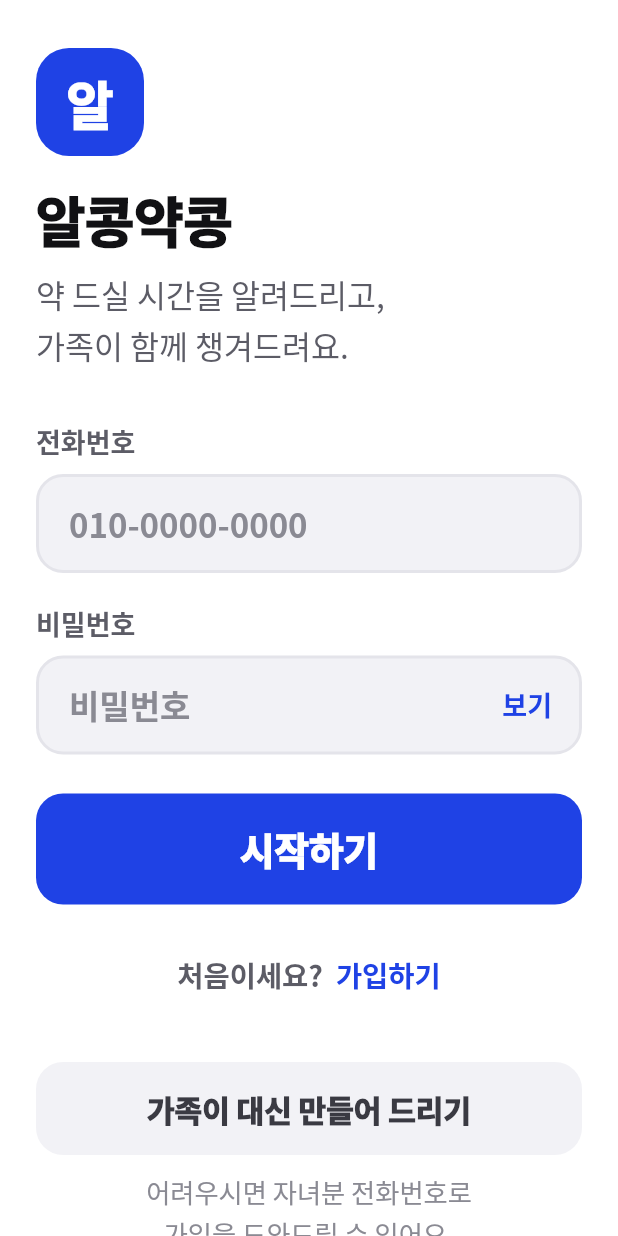
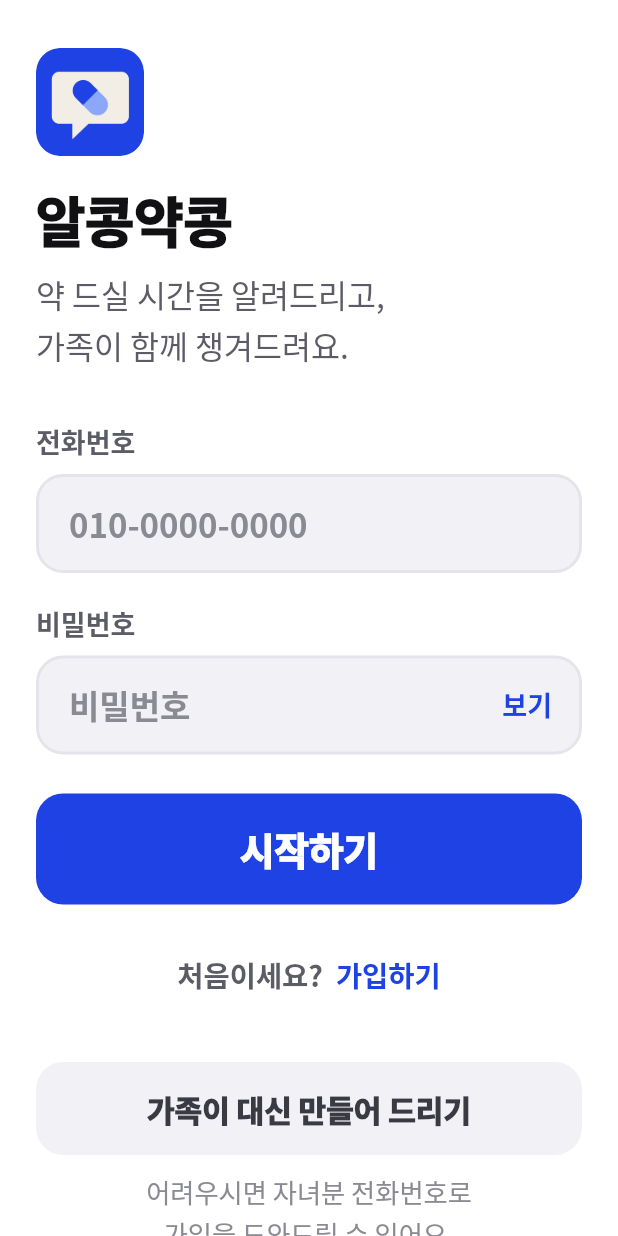
Before and after one commit to bong-bong00/alkong_yakong, a Flutter app: the screen it shows after launch, on a phone screen of 412 x 824 dp. Run offline on Flutter 3.47's test engine with Material 3 defaults, Android fonts, the phone set to English and light mode, and no system bars; our stand-ins replace dio, fl_chart, flutter_riverpod, go_router, image_picker, permission_handler and 1 more; missing offline and left inert: polar; Roboto replaces fonts that are missing (Noto Sans KR).

Commit message:
앱 아이콘 적용 — 말풍선 안의 알약
시안을 좌표로 옮겨 1024x1024로 그린 뒤 flutter_launcher_icons로
안드로이드·iOS·웹 아이콘을 생성했다. 웹 manifest의 테마색도
포인트 파랑(#1F42E5)으로 맞췄다.

로그인 화면의 로고 자리와 잠금화면 알림의 앱 로고도 같은 파일을
쓰도록 AppLogo 위젯으로 묶었다. 아이콘을 바꾸면 두 자리가 함께 바뀐다.

주의: assets/icon/app_icon.png는 시안을 보고 다시 그린 것이다.
원본 파일이 있으면 이 한 장만 덮어쓰고
`dart run flutter_launcher_icons` 를 다시 돌리면 전부 갱신된다.

flutter_launcher_icons가 ios/Runner.xcodeproj/project.pbxproj의
ASSETCATALOG_COMPILER_GENERATE_SWIFT_ASSET_SYMBOL_EXTENSIONS 를
불리언이 아닌 값으로 바꿔놓아 그 파일은 되돌렸다.

Co-Authored-By: Claude Opus 5 <noreply@anthropic.com>
Claude-Session: https://claude.ai/code/session_01DraJsXS4EGMwwwVqsKY4Qt

```diff
--- /dev/null
+++ b/lib/core/widgets/app_logo.dart
@@ -0,0 +1,35 @@
+import 'package:flutter/material.dart';
+
+import '../constants/app_colors.dart';
+
+/// 앱 로고 — 말풍선 안의 알약.
+///
+/// 런처 아이콘과 같은 파일(`assets/icon/app_icon.png`)을 쓴다.
+/// 아이콘을 바꾸면 이 자리도 함께 바뀐다.
+class AppLogo extends StatelessWidget {
+  final double size;
+
+  /// 모서리 반경. 기본은 아이콘 원본의 비율(약 22%)을 따른다.
+  final double? radius;
+
+  const AppLogo({super.key, required this.size, this.radius});
+
+  @override
+  Widget build(BuildContext context) {
+    return ClipRRect(
+      borderRadius: BorderRadius.circular(radius ?? size * 0.22),
+      child: Image.asset(
+        'assets/icon/app_icon.png',
+        width: size,
+        height: size,
+        fit: BoxFit.cover,
+        // 이미지를 못 읽어도 화면이 비지 않도록 포인트색 블록으로 대체한다.
+        errorBuilder: (context, error, stackTrace) => Container(
+          width: size,
+          height: size,
+          color: AppColors.point,
+        ),
+      ),
+    );
+  }
+}
--- a/lib/features/auth/presentation/screens/login_screen.dart
+++ b/lib/features/auth/presentation/screens/login_screen.dart
@@ -5,6 +5,7 @@ import 'package:go_router/go_router.dart';
 import '../../../../core/constants/app_colors.dart';
 import '../../../../core/session/auth_session.dart';
 import '../../../../core/theme/app_typography.dart';
+import '../../../../core/widgets/app_logo.dart';
 import '../../../../core/widgets/senior_button.dart';
 import '../../../onboarding/presentation/screens/first_run_screen.dart';
 import 'signup_screen.dart';
@@ -54,21 +55,9 @@ class _LoginScreenState extends State<LoginScreen> {
           child: Column(
             crossAxisAlignment: CrossAxisAlignment.stretch,
             children: [
-              Align(
+              const Align(
                 alignment: Alignment.centerLeft,
-                child: Container(
-                  width: 72,
-                  height: 72,
-                  alignment: Alignment.center,
-                  decoration: BoxDecoration(
-                    color: AppColors.point,
-                    borderRadius: BorderRadius.circular(22),
-                  ),
-                  child: Text(
-                    '알',
-                    style: AppText.screenTitle(size: 34, color: Colors.white),
-                  ),
-                ),
+                child: AppLogo(size: 72),
               ),
               const SizedBox(height: 18),
               Text('알콩약콩', style: AppText.screenTitle(size: 36)),
--- a/lib/features/reminder/presentation/screens/lock_screen_alert.dart
+++ b/lib/features/reminder/presentation/screens/lock_screen_alert.dart
@@ -2,6 +2,7 @@ import 'package:flutter/material.dart';
 
 import '../../../../core/constants/app_colors.dart';
 import '../../../../core/theme/app_typography.dart';
+import '../../../../core/widgets/app_logo.dart';
 import '../../../../core/widgets/senior_button.dart';
 import '../../../medication/domain/medication_models.dart';
 
@@ -81,14 +82,7 @@ class LockScreenAlert extends StatelessWidget {
                   children: [
                     Row(
                       children: [
-                        Container(
-                          width: 30,
-                          height: 30,
-                          decoration: BoxDecoration(
-                            color: AppColors.point,
-                            borderRadius: BorderRadius.circular(9),
-                          ),
-                        ),
+                        const AppLogo(size: 30, radius: 9),
                         const SizedBox(width: 10),
                         Expanded(
                           child: Text('알콩약콩', style: AppText.label(size: 17)),
```
Also changed, not shown: pubspec.yaml (+4 -4 lines), assets/icon/app_icon.png (added), 33 other files.
